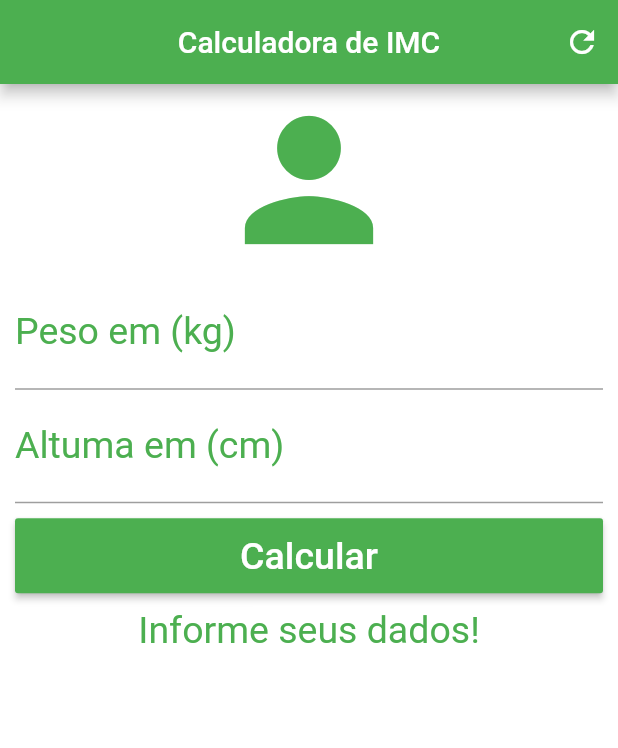
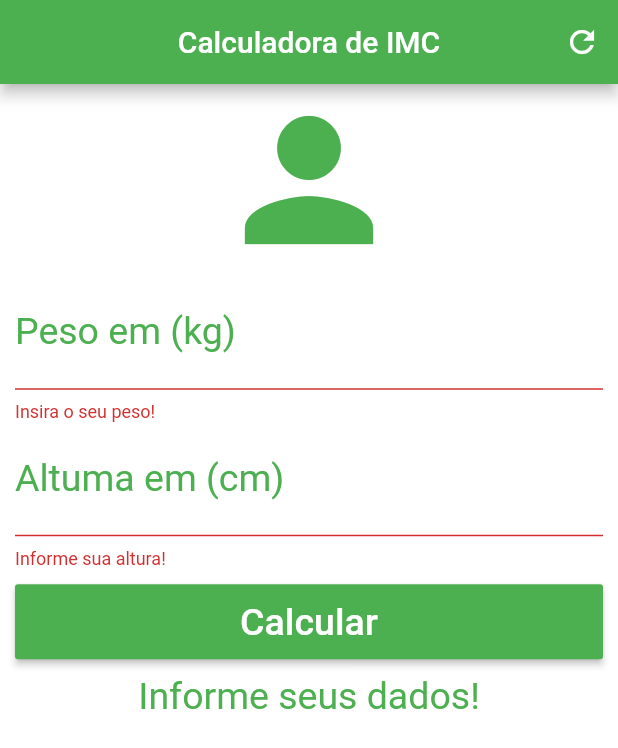
Before and after one commit to WallisonCarlos/flutter_imc, a Flutter app: the screen it shows after launch, after a tap on "Calcular", on a phone screen of 412 x 824 dp. Shown: the top 748 px of the screen. Run offline on Flutter 3.47's test engine with Material 2 defaults, Android fonts, the phone set to English and light mode, and no system bars.

```diff
--- a/lib/main.dart
+++ b/lib/main.dart
@@ -16,6 +16,9 @@ class _HomeState extends State<Home> {
   String info = "Informe seus dados!";
   TextEditingController weight = new TextEditingController();
   TextEditingController height = new TextEditingController();
+
+
+  GlobalKey<FormState> _formKey = GlobalKey<FormState>();
 
   void _resetFields() {
     weight.text = "";
@@ -69,6 +72,8 @@ class _HomeState extends State<Home> {
       backgroundColor: Colors.white,
       body: SingleChildScrollView(
         padding: EdgeInsets.fromLTRB(10.0, 0.0, 10.0, 0.0),
+        child: Form(
+          key: _formKey,
           child: Column(
             crossAxisAlignment: CrossAxisAlignment.stretch,
             children: <Widget>[
@@ -77,7 +82,7 @@ class _HomeState extends State<Home> {
                 size: 128.0,
                 color: Colors.green,
               ),
-            TextField(
+              TextFormField(
                 keyboardType: TextInputType.number,
                 decoration: InputDecoration(
                     labelText: "Peso em (kg)",
@@ -89,8 +94,13 @@ class _HomeState extends State<Home> {
                     fontSize:  25.0
                 ),
                 controller: weight,
+                validator: (value) {
+                  if (value.isEmpty) {
+                    return "Insira o seu peso!";
+                  }
+                },
               ),
-            TextField(
+              TextFormField(
                 keyboardType: TextInputType.number,
                 decoration: InputDecoration(
                     labelText: "Altuma em (cm)",
@@ -102,6 +112,11 @@ class _HomeState extends State<Home> {
                     fontSize:  25.0
                 ),
                 controller: height,
+                validator: (value) {
+                  if (value.isEmpty) {
+                    return "Informe sua altura!";
+                  }
+                },
               ),
               Padding(
                 padding: EdgeInsets.only(top: 10.0, bottom: 10.0),
@@ -109,7 +124,9 @@ class _HomeState extends State<Home> {
                   height: 50.0,
                   child: RaisedButton(
                     onPressed: () {
+                      if (_formKey.currentState.validate()) {
                         calculate();
+                      }
                     },
                     child: Text(
                       "Calcular",
@@ -133,6 +150,7 @@ class _HomeState extends State<Home> {
             ],
           ),
         ),
+      ),
     );
   }
 }
```
Lines whose indentation alone changed are shown as unchanged.
